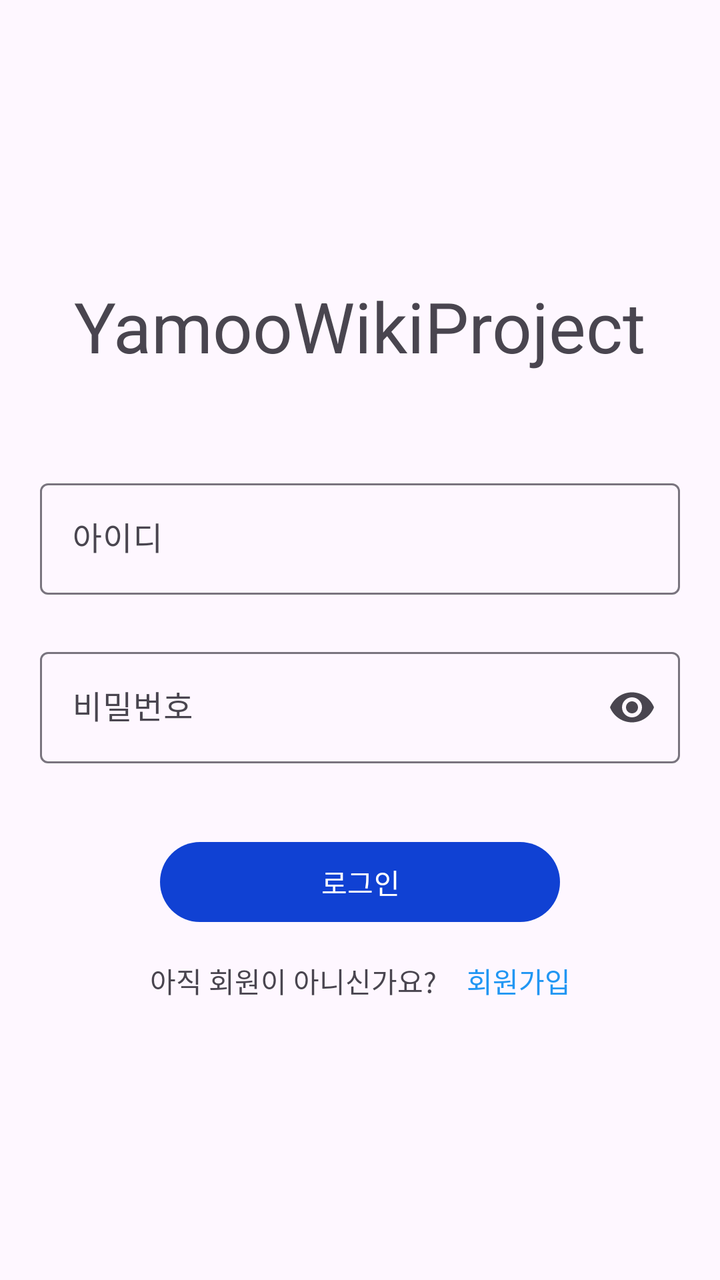
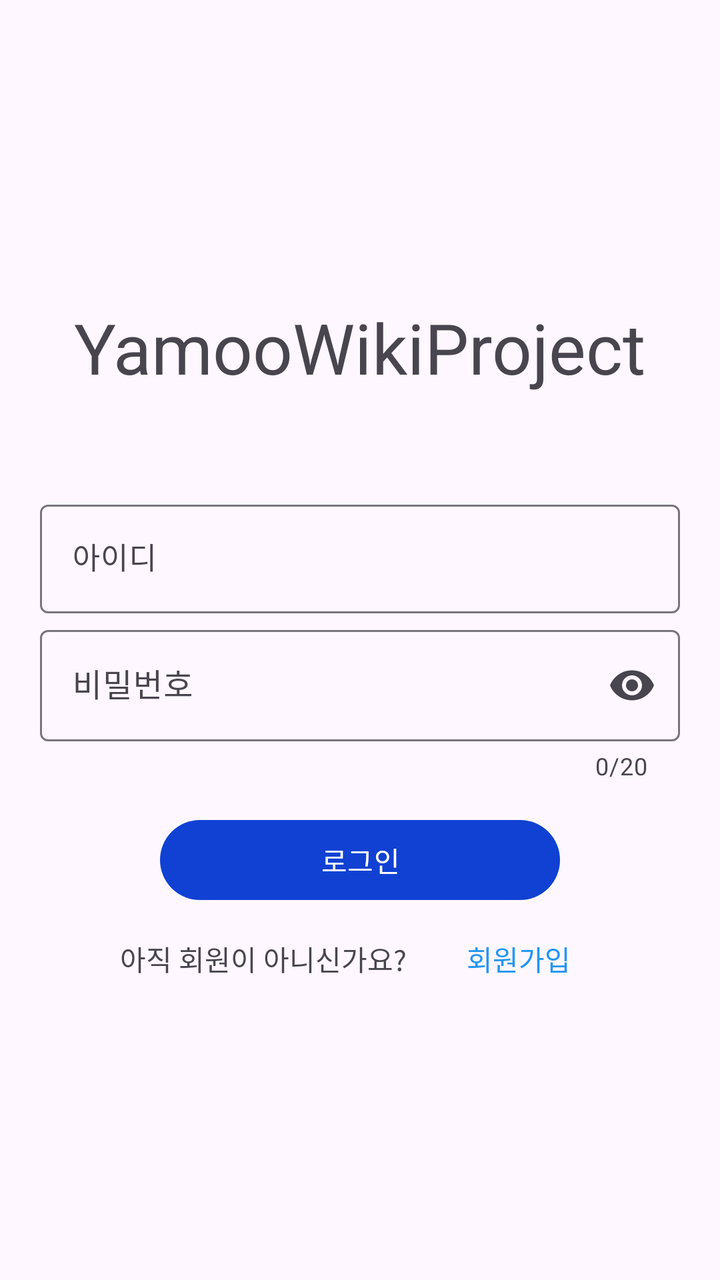

Compare the two renders of this Android layout. The source of the first and the diff that turns it into the second are given below.
<!-- AndroidManifest.xml: application theme Theme.YamooWikiProject -->
<!-- res/layout/fragment_login.xml -->
<?xml version="1.0" encoding="utf-8"?>
<androidx.constraintlayout.widget.ConstraintLayout xmlns:android="http://schemas.android.com/apk/res/android"
    xmlns:app="http://schemas.android.com/apk/res-auto"
    xmlns:tools="http://schemas.android.com/tools"
    android:layout_width="match_parent"
    android:layout_height="match_parent"
    tools:context=".ui.user.LoginFragment">

    

    <TextView
        android:id="@+id/appName"
        android:layout_width="wrap_content"
        android:layout_height="wrap_content"
        android:layout_marginBottom="50dp"
        android:text="@string/app_name"
        android:textSize="35sp"
        app:layout_constraintBottom_toTopOf="@+id/idLayout"
        app:layout_constraintEnd_toEndOf="parent"
        app:layout_constraintStart_toStartOf="parent"
        app:layout_constraintTop_toTopOf="parent"
        app:layout_constraintVertical_chainStyle="packed" />

    <com.google.android.material.textfield.TextInputLayout
        android:id="@+id/idLayout"
        android:layout_width="match_parent"
        android:layout_height="wrap_content"
        android:layout_marginHorizontal="20dp"
        app:errorEnabled="true"
        app:boxBackgroundMode="outline"
        app:endIconMode="clear_text"
        app:layout_constraintBottom_toTopOf="@id/passwordLayout"
        app:layout_constraintEnd_toEndOf="parent"
        app:layout_constraintStart_toStartOf="parent"
        app:layout_constraintTop_toBottomOf="@id/appName"
        app:layout_constraintVertical_chainStyle="packed">

        <com.google.android.material.textfield.TextInputEditText
            android:id="@+id/idInput"
            android:layout_width="match_parent"
            android:layout_height="wrap_content"
            android:hint="아이디"
            android:inputType="text" />
    </com.google.android.material.textfield.TextInputLayout>

    <com.google.android.material.textfield.TextInputLayout
        android:id="@+id/passwordLayout"
        android:layout_width="match_parent"
        android:layout_height="wrap_content"
        android:layout_marginHorizontal="20dp"
        android:layout_marginTop="3dp"
        app:errorEnabled="true"
        app:boxBackgroundMode="outline"
        app:endIconMode="password_toggle"
        app:layout_constraintBottom_toTopOf="@id/loginButton"
        app:layout_constraintEnd_toEndOf="parent"
        app:layout_constraintStart_toStartOf="parent"
        app:layout_constraintTop_toBottomOf="@id/idLayout">

        <com.google.android.material.textfield.TextInputEditText
            android:id="@+id/passwordInput"
            android:layout_width="match_parent"
            android:layout_height="wrap_content"
            android:hint="비밀번호"
            android:inputType="textPassword" />
    </com.google.android.material.textfield.TextInputLayout>

    <Button
        android:id="@+id/loginButton"
        android:layout_width="200dp"
        android:layout_height="wrap_content"
        android:layout_marginTop="15dp"
        android:layout_marginBottom="15dp"
        android:text="로그인"
        app:layout_constraintEnd_toEndOf="parent"
        app:layout_constraintStart_toStartOf="parent"
        app:layout_constraintTop_toBottomOf="@+id/passwordLayout"
        app:layout_constraintBottom_toTopOf="@id/messageText"/>

    <TextView
        android:id="@+id/messageText"
        android:layout_width="wrap_content"
        android:layout_height="wrap_content"
        android:layout_marginRight="15dp"
        android:text="아직 회원이 아니신가요?"
        app:layout_constraintBottom_toBottomOf="parent"
        app:layout_constraintEnd_toStartOf="@id/signupText"
        app:layout_constraintHorizontal_chainStyle="packed"
        app:layout_constraintStart_toStartOf="parent"
        app:layout_constraintTop_toBottomOf="@id/loginButton" />

    <TextView
        android:id="@+id/signupText"
        android:layout_width="wrap_content"
        android:layout_height="wrap_content"
        android:text="회원가입"
        android:textColor="#2196F3"
        app:layout_constraintBottom_toBottomOf="@+id/messageText"
        app:layout_constraintEnd_toEndOf="parent"
        app:layout_constraintStart_toEndOf="@id/messageText"
        app:layout_constraintTop_toTopOf="@id/messageText" />


</androidx.constraintlayout.widget.ConstraintLayout>
<!-- resources referenced by this layout -->
<resources>
  <string name="app_name">YamooWikiProject</string>
  <style name="Theme.YamooWikiProject" parent="Base.Theme.YamooWikiProject" />
  <style name="Base.Theme.YamooWikiProject" parent="Theme.Material3.DayNight.NoActionBar">
          
          <item name="colorPrimary">@color/blue</item>
  
  
  
          <item name="android:statusBarColor">@color/white</item>
          <item name="android:windowLightStatusBar">true</item>
      </style>
  <color name="blue">#1041D3</color>
  <color name="white">#FFFFFFFF</color>
</resources>

<!-- the commit's change to res/layout/fragment_login.xml (unified diff, before → after) -->
@@ -26,7 +26,6 @@
         android:layout_width="match_parent"
         android:layout_height="wrap_content"
         android:layout_marginHorizontal="20dp"
-        app:errorEnabled="true"
         app:boxBackgroundMode="outline"
         app:endIconMode="clear_text"
         app:layout_constraintBottom_toTopOf="@id/passwordLayout"
@@ -40,6 +39,7 @@
             android:layout_width="match_parent"
             android:layout_height="wrap_content"
             android:hint="아이디"
+            android:textSize="15dp"
             android:inputType="text" />
     </com.google.android.material.textfield.TextInputLayout>
 
@@ -49,8 +49,10 @@
         android:layout_height="wrap_content"
         android:layout_marginHorizontal="20dp"
         android:layout_marginTop="3dp"
+        app:boxBackgroundMode="outline"
         app:errorEnabled="true"
-        app:boxBackgroundMode="outline"
+        app:counterEnabled="true"
+        app:counterMaxLength="20"
         app:endIconMode="password_toggle"
         app:layout_constraintBottom_toTopOf="@id/loginButton"
         app:layout_constraintEnd_toEndOf="parent"
@@ -95,6 +97,7 @@
         android:layout_height="wrap_content"
         android:text="회원가입"
         android:textColor="#2196F3"
+        android:padding="15dp"
         app:layout_constraintBottom_toBottomOf="@+id/messageText"
         app:layout_constraintEnd_toEndOf="parent"
         app:layout_constraintStart_toEndOf="@id/messageText"
